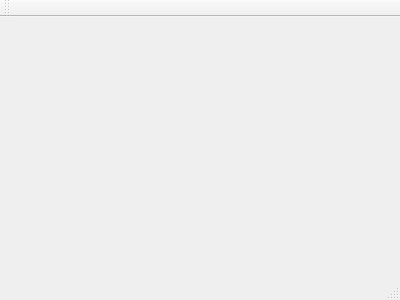
Above: qt/qtgo/qtgo/mainwindow.ui from alecs1/home before the change. Below: the same form after it.
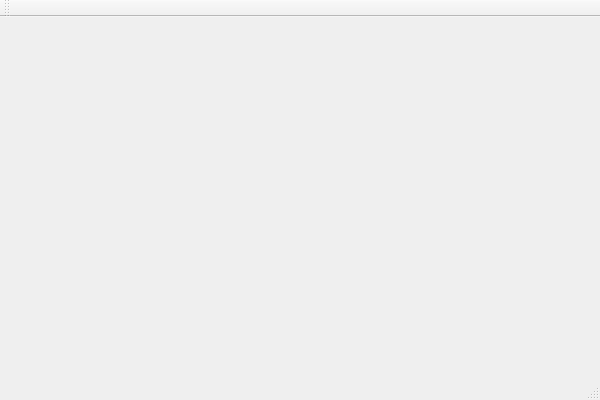
That is the form after the change.

Diff of the .ui file:
```diff
--- a/qt/qtgo/qtgo/mainwindow.ui
+++ b/qt/qtgo/qtgo/mainwindow.ui
@@ -6,8 +6,8 @@
    <rect>
     <x>0</x>
     <y>0</y>
-    <width>400</width>
-    <height>300</height>
+    <width>600</width>
+    <height>400</height>
    </rect>
   </property>
   <property name="sizePolicy">
@@ -18,8 +18,8 @@
   </property>
   <property name="minimumSize">
    <size>
-    <width>50</width>
-    <height>50</height>
+    <width>100</width>
+    <height>100</height>
    </size>
   </property>
   <property name="windowTitle">
@@ -37,8 +37,8 @@
      <rect>
       <x>10</x>
       <y>10</y>
-      <width>160</width>
-      <height>80</height>
+      <width>381</width>
+      <height>221</height>
      </rect>
     </property>
     <layout class="QGridLayout" name="gridLayout" rowstretch="0" columnstretch="0" rowminimumheight="0">
```
Left out of the diff: 4 changed lines with no effect on the pictures.
